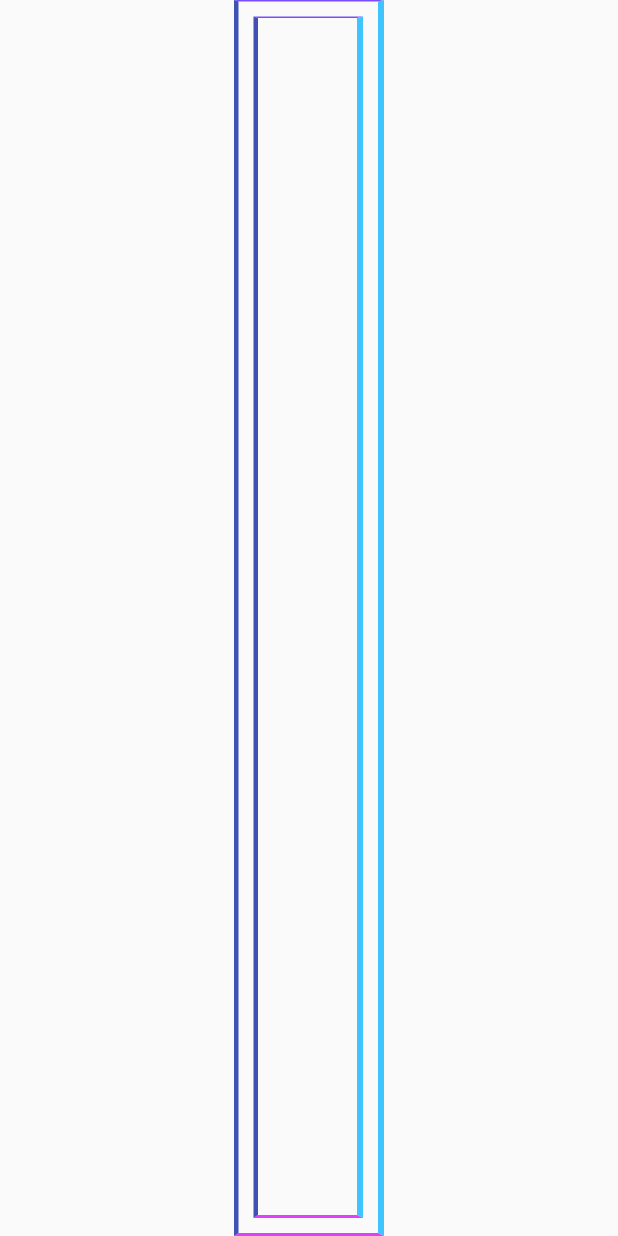
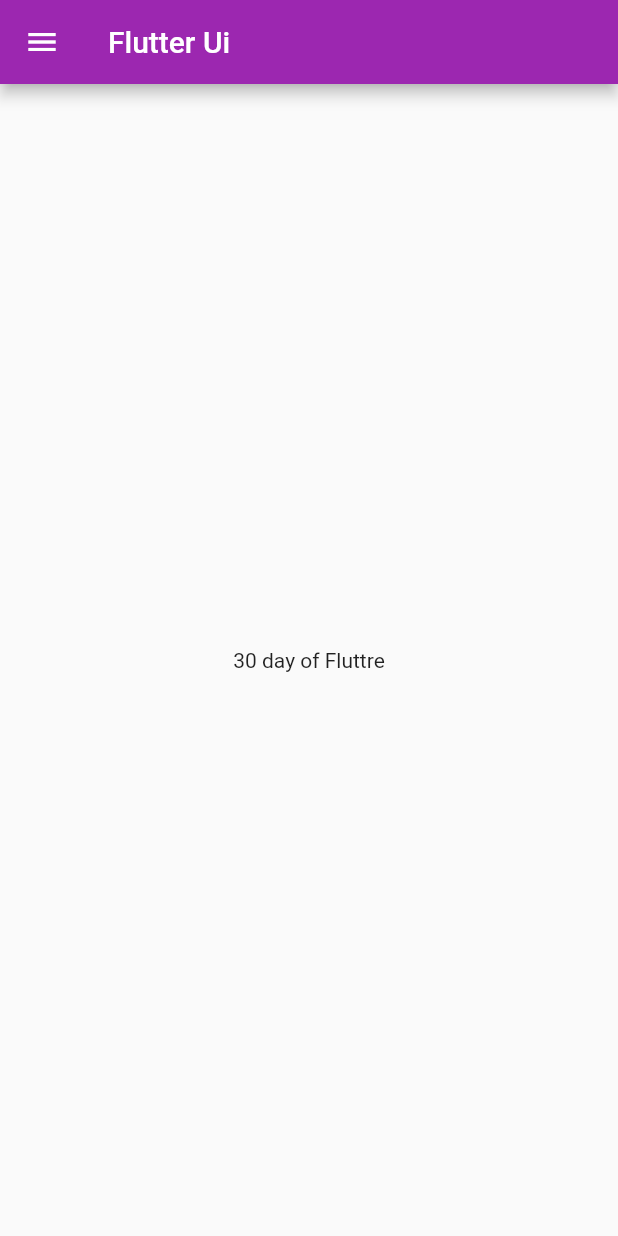
Before and after one commit to AnsarAli412/flutter_ui, a Flutter app: the screen it shows after launch, on a phone screen of 412 x 824 dp. Run offline on Flutter 3.47's test engine with Material 2 defaults, Android fonts, the phone set to English and light mode, and no system bars.

Commit message:
day 2 completed

```diff
--- a/lib/main.dart
+++ b/lib/main.dart
@@ -7,47 +7,26 @@ void main() {
 class MyApp extends StatelessWidget {
   const MyApp({Key? key}) : super(key: key);
 
-  // This widget is the root of your application.
   @override
   Widget build(BuildContext context) {
+
+     num days = 30;
+     String name = "Fluttre";
+
     return MaterialApp(
       title: 'Flutter Demo',
       theme: ThemeData(
         primarySwatch: Colors.purple,
       ),
       home: Scaffold(
+        drawer: Drawer(),
+        appBar: AppBar(title: Text("Flutter Ui"),),
         body: Center(
-          child: myContainer(),
+          child:Container(
+      child: Center(child: Text("$days day of $name"),),
+      )
         ),
       ),
     );
   }
-
-  Container myContainer(){
-    return Container(
-        height: double.infinity,
-        width: 100,
-        decoration: BoxDecoration(
-            border: Border(
-                top: BorderSide(width: 1,color: Colors.deepPurpleAccent),
-                bottom: BorderSide(width: 2,color: Colors.purpleAccent),
-                left: BorderSide(width: 3,color: Colors.indigo),
-                right: BorderSide(width: 4,color: Colors.lightBlueAccent)
-            )
-        ),
-        child:Padding(
-          padding: EdgeInsets.all(10),
-          child: Container(
-            decoration: BoxDecoration(
-                border: Border(
-                    top: BorderSide(width: 1,color: Colors.deepPurpleAccent),
-                    bottom: BorderSide(width: 2,color: Colors.purpleAccent),
-                    left: BorderSide(width: 3,color: Colors.indigo),
-                    right: BorderSide(width: 4,color: Colors.lightBlueAccent)
-                )
-            ),
-          ),
-        )
-    );
-  }
 }
```
